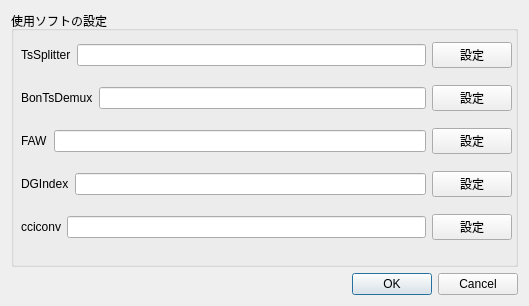
Old version of the form settingdialog.ui in the repository isudzumi/TsProcessor.
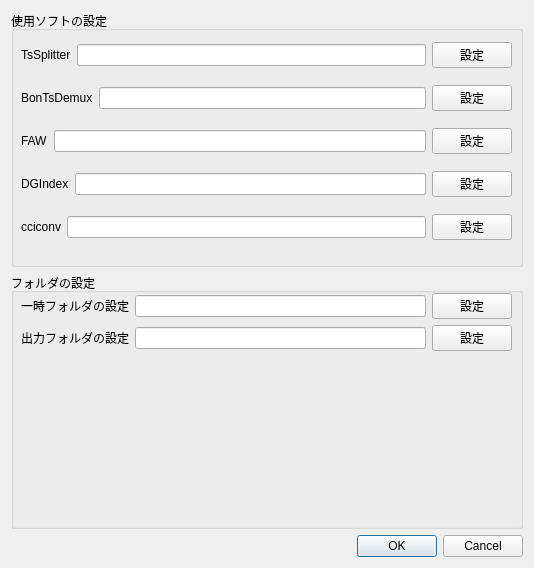
New version of the form.

Diff of the .ui file:
```diff
--- a/settingdialog.ui
+++ b/settingdialog.ui
@@ -6,20 +6,26 @@
    <rect>
     <x>0</x>
     <y>0</y>
-    <width>529</width>
-    <height>306</height>
+    <width>534</width>
+    <height>568</height>
    </rect>
   </property>
+  <property name="sizePolicy">
+   <sizepolicy hsizetype="Preferred" vsizetype="Fixed">
+    <horstretch>0</horstretch>
+    <verstretch>0</verstretch>
+   </sizepolicy>
+  </property>
   <property name="windowTitle">
    <string>Dialog</string>
   </property>
   <layout class="QGridLayout" name="gridLayout">
-   <item row="1" column="0" colspan="3">
+   <item row="1" column="0" colspan="2">
     <widget class="QGroupBox" name="groupBox_software">
      <property name="title">
       <string>使用ソフトの設定</string>
      </property>
-     <widget class="QWidget" name="">
+     <widget class="QWidget" name="layoutWidget">
       <property name="geometry">
        <rect>
         <x>10</x>
@@ -138,7 +144,7 @@
      </widget>
     </widget>
    </item>
-   <item row="2" column="0" colspan="3">
+   <item row="7" column="0" colspan="2">
     <widget class="QDialogButtonBox" name="buttonBox">
      <property name="orientation">
       <enum>Qt::Horizontal</enum>
@@ -148,6 +154,76 @@
      </property>
     </widget>
    </item>
+   <item row="6" column="0" colspan="2">
+    <widget class="QGroupBox" name="groupBox_folder">
+     <property name="maximumSize">
+      <size>
+       <width>16777215</width>
+       <height>16777158</height>
+      </size>
+     </property>
+     <property name="title">
+      <string>フォルダの設定</string>
+     </property>
+     <property name="flat">
+      <bool>false</bool>
+     </property>
+     <widget class="QWidget" name="">
+      <property name="geometry">
+       <rect>
+        <x>10</x>
+        <y>20</y>
+        <width>491</width>
+        <height>58</height>
+       </rect>
+      </property>
+      <layout class="QVBoxLayout" name="verticalLayout_2">
+       <item>
+        <layout class="QHBoxLayout" name="horizontalLayout_6">
+         <item>
+          <widget class="QLabel" name="label_tempfolder">
+           <property name="text">
+            <string>一時フォルダの設定</string>
+           </property>
+          </widget>
+         </item>
+         <item>
+          <widget class="QLineEdit" name="lineEdit_tempfolder"/>
+         </item>
+         <item>
+          <widget class="QPushButton" name="pushButton_tempfolder">
+           <property name="text">
+            <string>設定</string>
+           </property>
+          </widget>
+         </item>
+        </layout>
+       </item>
+       <item>
+        <layout class="QHBoxLayout" name="horizontalLayout_7">
+         <item>
+          <widget class="QLabel" name="label_outputfolder">
+           <property name="text">
+            <string>出力フォルダの設定</string>
+           </property>
+          </widget>
+         </item>
+         <item>
+          <widget class="QLineEdit" name="lineEdit_outputfolder"/>
+         </item>
+         <item>
+          <widget class="QPushButton" name="pushButton_outputfolder">
+           <property name="text">
+            <string>設定</string>
+           </property>
+          </widget>
+         </item>
+        </layout>
+       </item>
+      </layout>
+     </widget>
+    </widget>
+   </item>
   </layout>
  </widget>
  <resources/>
```
Left out of the diff: 10 changed lines with no effect on the pictures.
